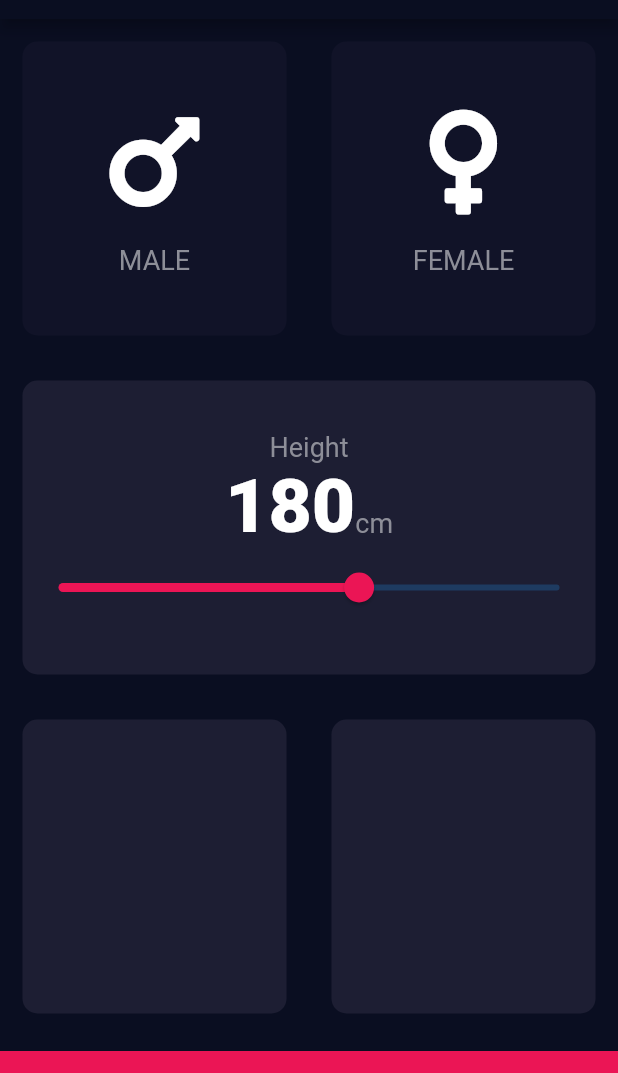
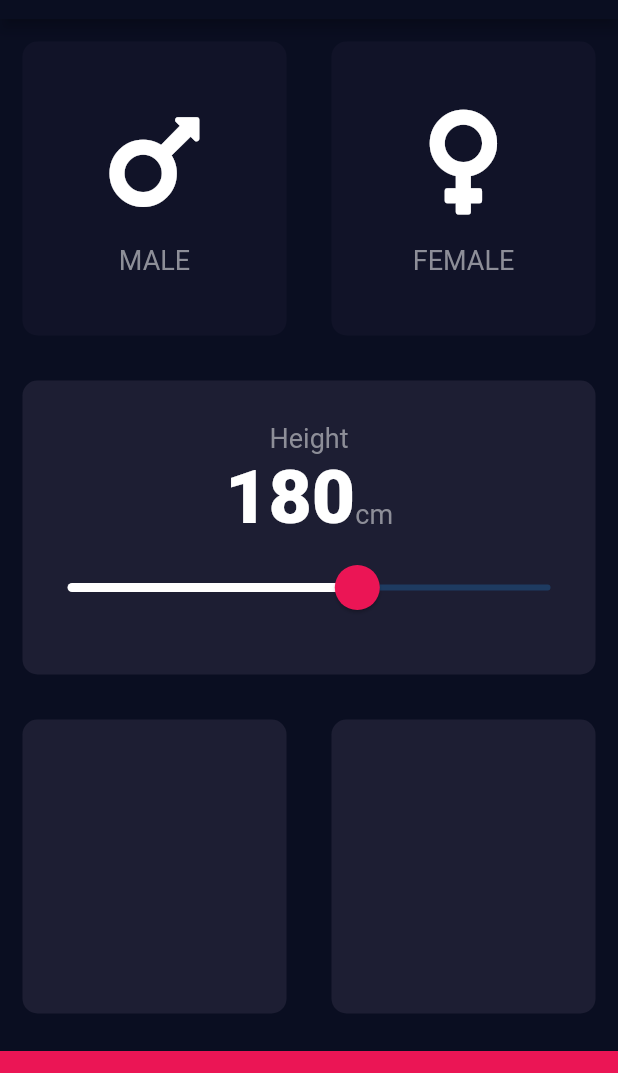
Before and after one commit to caputdraconis050630/bmi-calculator, a Flutter app: the screen it shows after launch, on a phone screen of 412 x 824 dp, the part 65-1138 px from its top. Run offline on Flutter 3.47's test engine with Material 2 defaults, Android fonts, the phone set to English and light mode, and no system bars; our stand-ins replace font_awesome_flutter.

Commit message:
Design Slider

```diff
--- a/lib/input_page.dart
+++ b/lib/input_page.dart
@@ -81,7 +81,15 @@ class _InputPageState extends State<InputPage>{
                         Text("cm", style: kLabelTextStyle)
                       ],
                     ),
-                    Slider(
+                    SliderTheme(
+                      data: SliderThemeData(
+                        activeTrackColor: Colors.white,
+                        thumbColor: Color(0xFFEB1555),
+                        overlayColor: Color(0x15EB1555),
+                        thumbShape: RoundSliderThumbShape(enabledThumbRadius: 15.0),
+                        overlayShape: RoundSliderOverlayShape(overlayRadius:30.0),
+                      ),
+                      child: Slider(
                           value: height.toDouble(),
                           min: kMinHeight,
                           max: kMaxHeight,
@@ -90,7 +98,7 @@ class _InputPageState extends State<InputPage>{
                               height = newValue.round();
                             });
                           },
-                        activeColor: Color(0xFFEB1555),
+                      ),
                     )
                   ],
                 ),
```
Lines whose indentation alone changed are shown as unchanged.
